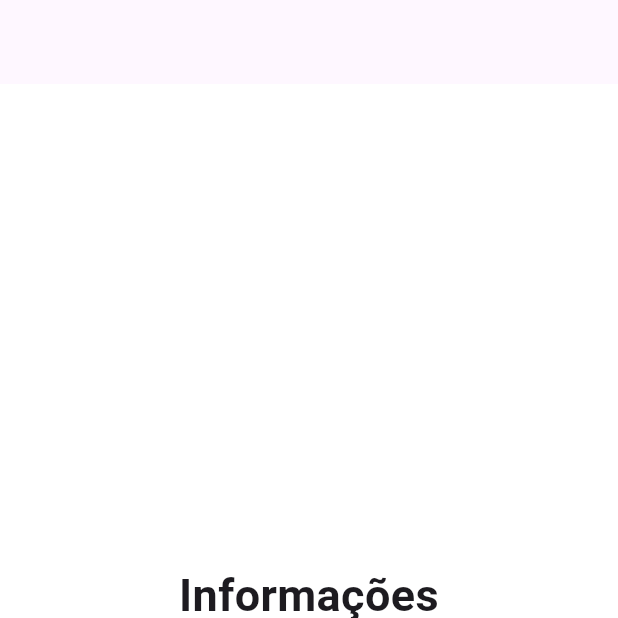
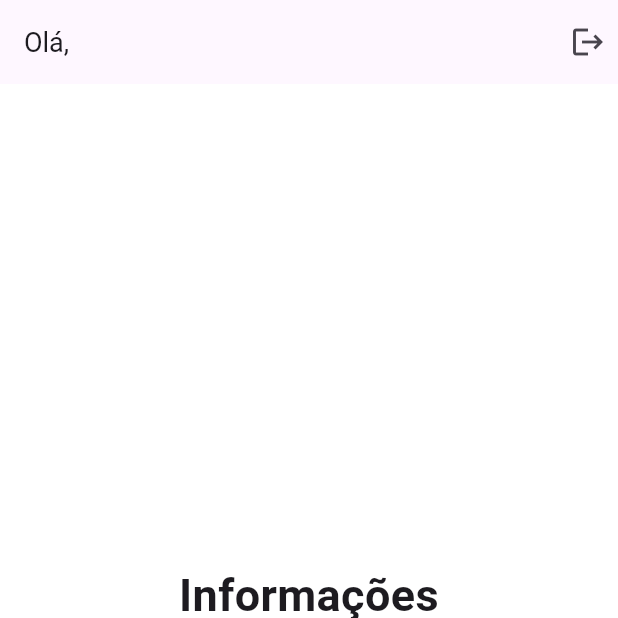
Before and after one commit to ssthiago/prova_flutter_target_sistemas, a Flutter app: the InformationsPage screen opened by its route, on a phone screen of 412 x 824 dp, the top half of it. Run offline on Flutter 3.47's test engine with Material 2 defaults, Android fonts, the phone set to English and light mode, and no system bars; our stand-ins replace dio, flutter_mobx, get_it, go_router, google_fonts, mobx and 1 more; accounts and stored records are empty; generated files the repository leaves out were written again.

Commit message:
:sparkles: feat: adicionado logout e nome do usuario logado a tela de informations

```diff
--- a/lib/presentation/informations/informations_page.dart
+++ b/lib/presentation/informations/informations_page.dart
@@ -1,18 +1,40 @@
 import 'package:flutter/material.dart';
+import 'package:get_it/get_it.dart';
 import 'package:google_fonts/google_fonts.dart';
 import 'package:prova_flutter_target_sistemas/core/strings_constants.dart';
 import 'package:prova_flutter_target_sistemas/presentation/informations/local_widgets/informations_fields.dart';
+
+import 'informations_store.dart';
 
 class InformationsPage extends StatelessWidget {
   const InformationsPage({Key? key}) : super(key: key);
 
   @override
   Widget build(BuildContext context) {
+    final InformationsStore informationsStore = GetIt.I.get<InformationsStore>();
     return GestureDetector(
       onTap: () => FocusScope.of(context).unfocus(),
       child: Scaffold(
         backgroundColor: Colors.white,
-        appBar: AppBar(),
+        appBar: AppBar(
+          actions: [
+            GestureDetector(
+              onTap: () => informationsStore.logout(context),
+              child: const Padding(
+                padding: EdgeInsets.all(8.0),
+                child: Icon(
+                  Icons.logout,
+                ),
+              ),
+            ),
+            const SizedBox(height: 16.0),
+          ],
+          title: FutureBuilder<String>(
+            future: informationsStore.loggedInUserName,
+            builder: (context, snapshot) =>
+                Text('Olá, ${snapshot.data}', style: const TextStyle(fontSize: 18)),
+          ),
+        ),
         body: Stack(
           children: [
             Center(
```
Also changed, not shown: lib/presentation/informations/informations_store.dart (+15 -0 lines).
